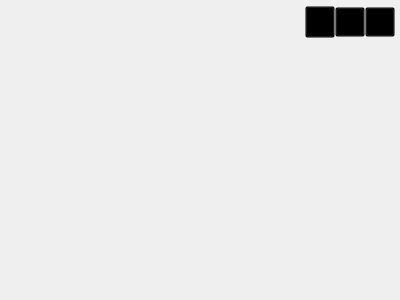
This is DisplayTool/QHomeWgt.ui in mayunyong/ScreenShowTool as Qt 5 draws it before an edit. The edited form follows.
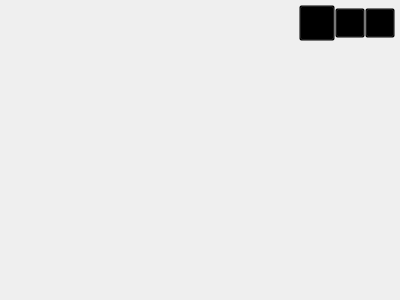
This is the edited form. Icons and pictures are not drawn.

```diff
--- a/DisplayTool/QHomeWgt.ui
+++ b/DisplayTool/QHomeWgt.ui
@@ -86,8 +86,8 @@
        <widget class="QToolButton" name="tBtn_Set">
         <property name="minimumSize">
          <size>
-          <width>30</width>
-          <height>32</height>
+          <width>36</width>
+          <height>36</height>
          </size>
         </property>
         <property name="styleSheet">
```
Left out of the diff: 3 changed lines with no effect on the pictures.
